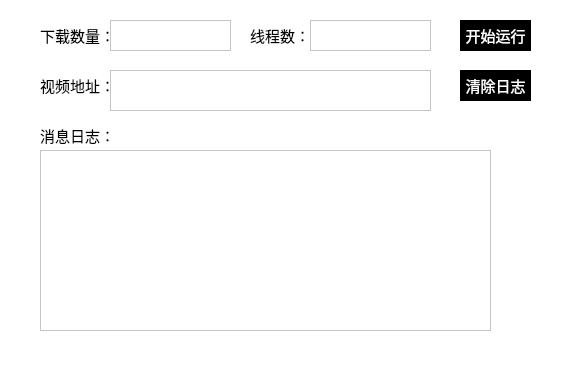
First picture: the form in bili_down/bilibili.ui, repository xwk134/myspider, before the edit.
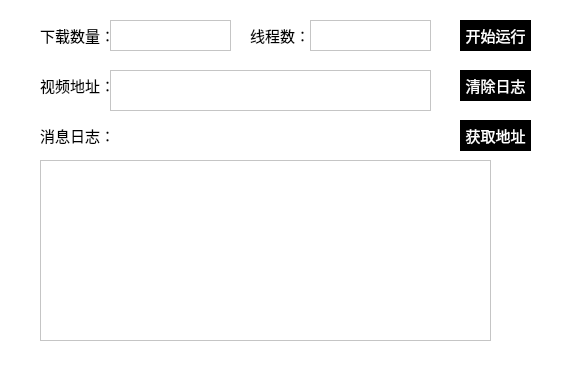
Second picture: the form after the edit.

Patch:
```diff
--- a/bili_down/bilibili.ui
+++ b/bili_down/bilibili.ui
@@ -125,7 +125,7 @@
    <property name="geometry">
     <rect>
      <x>40</x>
-     <y>150</y>
+     <y>160</y>
      <width>451</width>
      <height>181</height>
     </rect>
@@ -161,6 +161,19 @@
     </rect>
    </property>
   </widget>
+  <widget class="QPushButton" name="pushButton_3">
+   <property name="geometry">
+    <rect>
+     <x>460</x>
+     <y>120</y>
+     <width>71</width>
+     <height>31</height>
+    </rect>
+   </property>
+   <property name="text">
+    <string>获取地址</string>
+   </property>
+  </widget>
  </widget>
  <resources/>
  <connections/>
```
Left out of the diff: 8 changed lines with no effect on the pictures.
